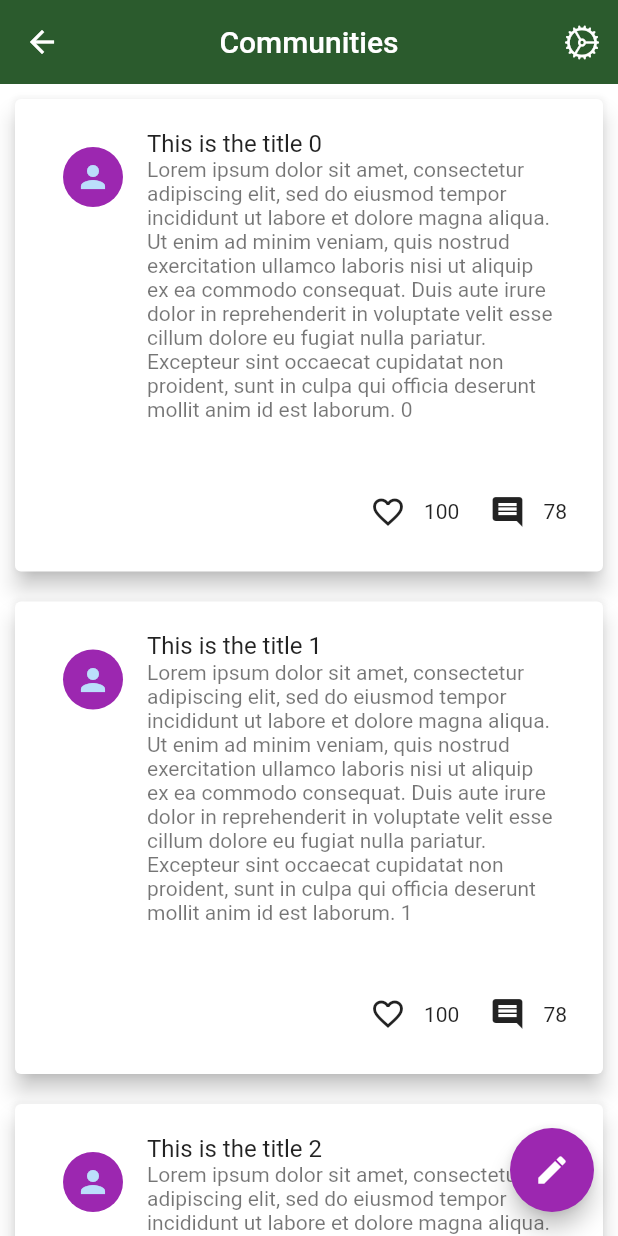
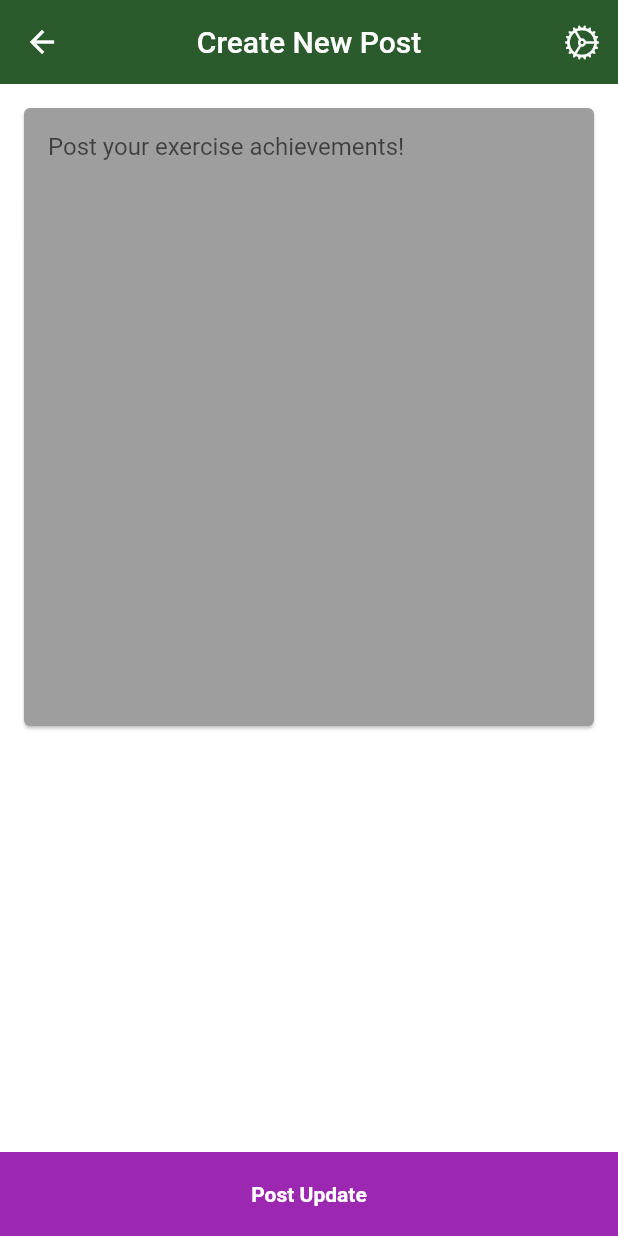
Before and after one commit to AndreaGon/HealthVerse, a Flutter app: the screen it shows after launch, after a tap on the "edit" icon, on a phone screen of 412 x 824 dp. Run offline on Flutter 3.47's test engine with Material 2 defaults, Android fonts, the phone set to English and light mode, and no system bars.

Commit message:
Add create new content page

```diff
--- a/lib/page/communities/communities.dart
+++ b/lib/page/communities/communities.dart
@@ -2,6 +2,7 @@
 
 import 'package:flutter/cupertino.dart';
 import 'package:flutter/material.dart';
+import 'package:flutter_userprofile1/page/content_page/content_page.dart';
 
 import '../../widget/appbar_widget.dart';
 
@@ -86,7 +87,9 @@ class _CommunitiesState extends State<Communities> {
   @override
   Widget buildFloatingAddContent(BuildContext context){
     return FloatingActionButton(
-      onPressed: (){},
+      onPressed: (){
+        Navigator.of(context).push(MaterialPageRoute(builder: (context) => ContentPage()));
+      },
       backgroundColor: Colors.purple,
       child: const Icon(
         Icons.edit,
--- /dev/null
+++ b/lib/page/content_page/content_page.dart
@@ -0,0 +1,69 @@
+import 'package:flutter/cupertino.dart';
+import 'package:flutter/material.dart';
+
+import '../../widget/appbar_widget.dart';
+
+class ContentPage extends StatefulWidget {
+  @override
+  _ContentPageState createState() => _ContentPageState();
+
+}
+
+class _ContentPageState extends State<ContentPage>{
+  @override
+  Widget build(BuildContext context) {
+    return Scaffold(
+      appBar: buildAppBar(context, "Create New Post"),
+      backgroundColor: Color(0xF4EEED),
+      bottomNavigationBar: buildPostButton(context),
+      body: SafeArea(
+        child: buildTextArea(context),
+      )
+     );
+
+  }
+
+  @override
+  Widget buildTextArea(BuildContext context){
+    return Column(
+      children: <Widget>[
+          Card(
+            color: Colors.grey,
+            margin: EdgeInsets.all(16.0),
+            child: Padding(
+              padding: EdgeInsets.all(16.0),
+              child: TextField(
+                maxLines: 20, //or null
+                decoration: InputDecoration.collapsed(hintText: "Post your exercise achievements!"),
+              ),
+            )
+          )
+      ],
+    );
+  }
+
+  @override
+  Widget buildPostButton(BuildContext context){
+    return Material(
+      color: Colors.purple,
+      child: InkWell(
+          onTap: () {
+            //print('called on tap');
+          },
+          child: const SizedBox(
+            height: kToolbarHeight,
+            width: double.infinity,
+            child: Center(
+              child: Text(
+                'Post Update',
+                style: TextStyle(
+                  fontWeight: FontWeight.bold,
+                  color: Colors.white
+                ),
+              ),
+            ),
+          )
+        ),
+    );
+  }
+}
```
